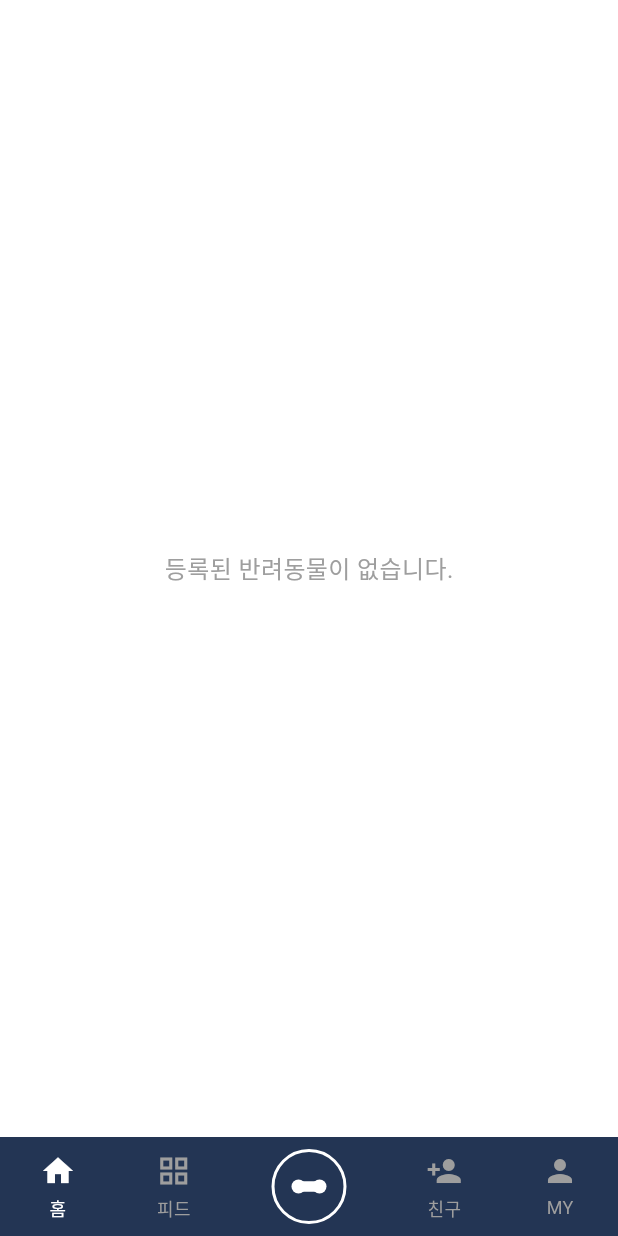
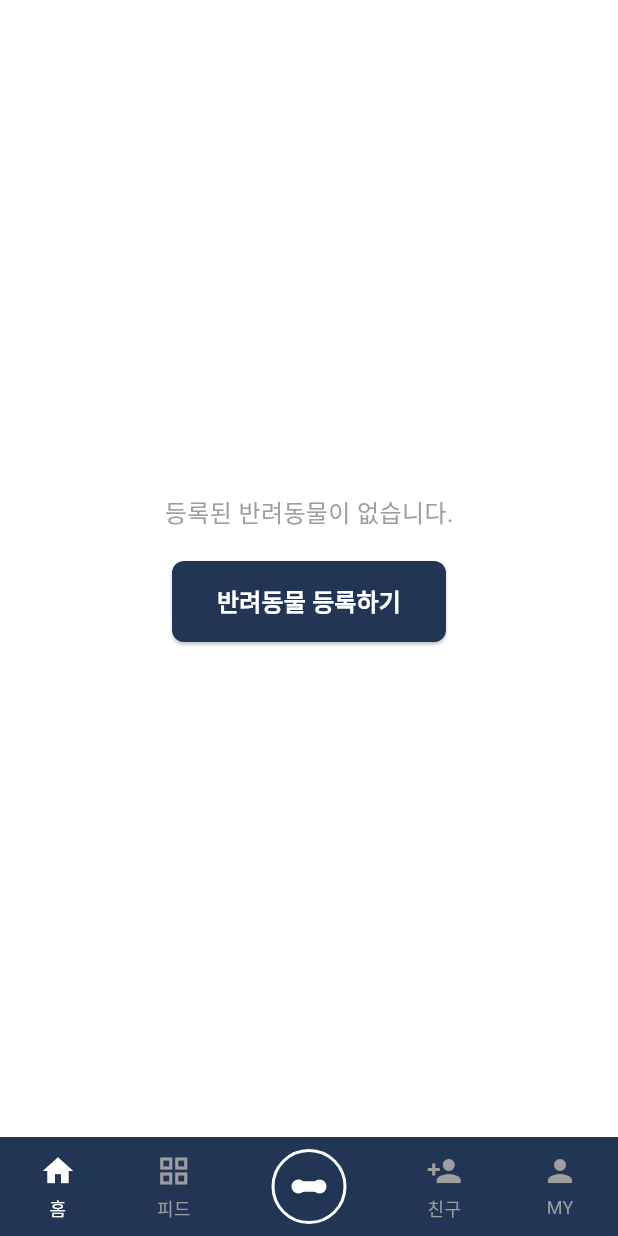
Before and after one commit to Capstone-Design2-2team/flutter_test, a Flutter app: the MainScreen screen opened directly, on a phone screen of 412 x 824 dp. Run offline on Flutter 3.47's test engine with Material 3 defaults, Android fonts, the phone set to English and light mode, and no system bars; our stand-ins replace cloud_firestore, firebase_auth, firebase_core, shared_preferences; accounts and stored records are empty.

Commit message:
반려동물 정보 등록 페이지 코드 작성

```diff
--- a/lib/main_screen.dart
+++ b/lib/main_screen.dart
@@ -1,6 +1,7 @@
 import 'package:flutter/material.dart';
 import 'package:flutter/services.dart';
 import 'package:teamproject/feed_screen.dart';
+import 'package:teamproject/pet_registration_screen.dart';
 
 class MainScreen extends StatefulWidget {
   const MainScreen({super.key});
@@ -50,10 +51,39 @@ class _MainScreenState extends State<MainScreen> {
   }
 
   Widget _buildHomeScreen() {
-    return const Center(
-      child: Text(
-        '등록된 반려동물이 없습니다.',
-        style: TextStyle(color: Colors.grey, fontSize: 16),
+    return Center(
+      child: Column(
+        mainAxisAlignment: MainAxisAlignment.center,
+        children: [
+          const Text(
+            '등록된 반려동물이 없습니다.',
+            style: TextStyle(color: Colors.grey, fontSize: 16),
+          ),
+          const SizedBox(height: 20),
+          ElevatedButton(
+            onPressed: () {
+              Navigator.push(
+                context,
+                MaterialPageRoute(builder: (context) => const PetRegistrationScreen()),
+              );
+            },
+            style: ElevatedButton.styleFrom(
+              backgroundColor: const Color(0xFF233554),
+              padding: const EdgeInsets.symmetric(horizontal: 30, vertical: 15),
+              shape: RoundedRectangleBorder(
+                borderRadius: BorderRadius.circular(8),
+              ),
+            ),
+            child: const Text(
+              '반려동물 등록하기',
+              style: TextStyle(
+                color: Colors.white,
+                fontSize: 16,
+                fontWeight: FontWeight.bold,
+              ),
+            ),
+          ),
+        ],
       ),
     );
   }
--- a/pubspec.yaml
+++ b/pubspec.yaml
@@ -33,6 +33,8 @@ dependencies:
   firebase_core: ^3.12.0
   firebase_auth: ^5.3.1
   cloud_firestore: ^5.5.0
+  firebase_storage: ^12.4.0
+  image_picker: ^1.1.2
   shared_preferences: ^2.2.2
   http: ^1.1.0
 
```
Also changed, not shown: pubspec.lock, 5 other files.
